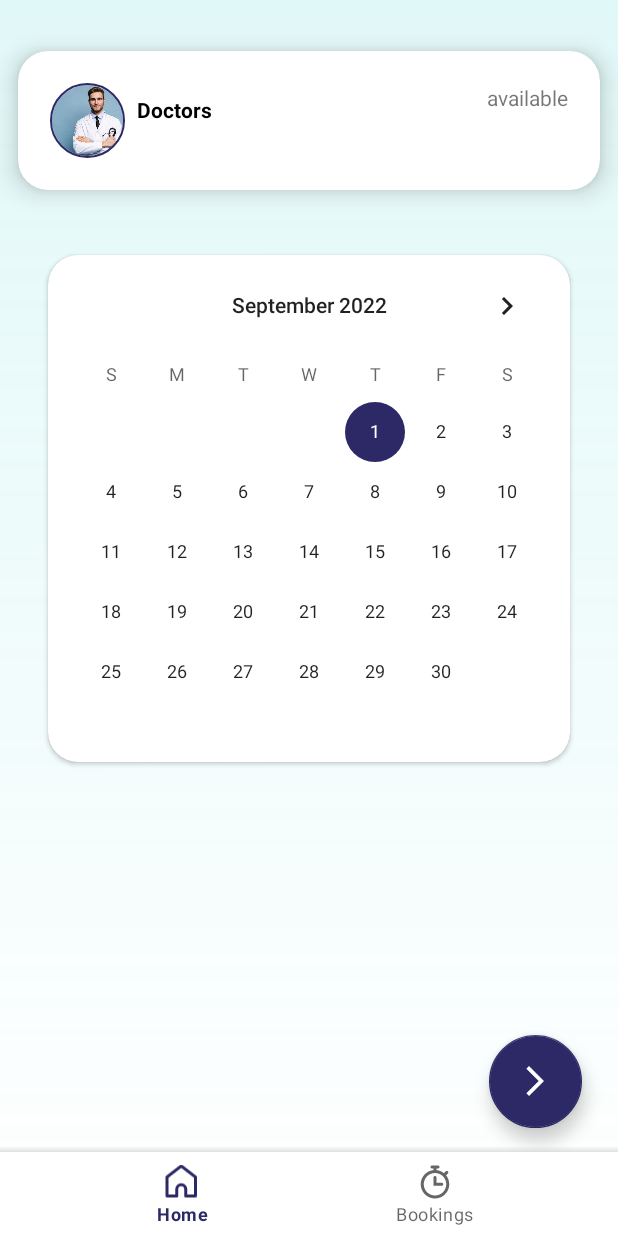
After one commit to bavllymagid/Animal_APP, an Android app: the BookAppointmentFragment screen opened through its navigation route, on a phone screen of 412 x 824 dp. The commit adds this screen. Run offline under Robolectric (Android 15) with nearby library versions, the phone set to English and light mode, and no system bars; our stand-ins replace CircleImageView, Dagger/Hilt's generated code.

Commit message:
added book appointment function and screen

```diff
--- a/app/src/main/java/com/evapharma/animalhealth/applicationflow/data/remote/RemoteDataSource.java
+++ /dev/null
@@ -1,4 +0,0 @@
-package com.evapharma.animalhealth.applicationflow.data.remote;
-
-public interface RemoteDataSource {
-}
--- /dev/null
+++ b/app/src/main/java/com/evapharma/animalhealth/applicationflow/presentation/ui/fragments/BookAppointmentFragment.kt
@@ -0,0 +1,61 @@
+package com.evapharma.animalhealth.applicationflow.presentation.ui.fragments
+
+import android.os.Bundle
+import android.view.LayoutInflater
+import android.view.View
+import android.view.ViewGroup
+import android.widget.Adapter
+import android.widget.ArrayAdapter
+import androidx.activity.OnBackPressedCallback
+import androidx.fragment.app.Fragment
+import androidx.recyclerview.widget.RecyclerView
+import com.evapharma.animalhealth.R
+import com.evapharma.animalhealth.applicationflow.presentation.adapters.TimeAdaptor
+import com.evapharma.animalhealth.databinding.FragmentBookAppointementBinding
+import java.text.FieldPosition
+import java.util.*
+import kotlin.collections.ArrayList
+
+
+class BookAppointmentFragment : Fragment() , TimeAdaptor.OnItemSelected{
+
+    lateinit var binding: FragmentBookAppointementBinding
+    lateinit var adapter: TimeAdaptor
+
+    override fun onCreateView(
+        inflater: LayoutInflater, container: ViewGroup?,
+        savedInstanceState: Bundle?
+    ): View {
+        binding = FragmentBookAppointementBinding.inflate(layoutInflater)
+        binding.timeRc.visibility = View.GONE
+
+        val items = listOf("10:30 AM", "11:00 PM", "12:00 AM", "1:00 PM", "5:00 AM")
+
+        adapter = TimeAdaptor(ArrayList(items) , this)
+
+        binding.nextButton.setOnClickListener{
+            binding.calenderCard.visibility = View.INVISIBLE
+            binding.timeRc.visibility = View.VISIBLE
+        }
+        binding.calendarView.apply {
+            minDate = System.currentTimeMillis()
+        }
+
+        binding.timeRc.adapter = adapter
+
+        activity?.onBackPressedDispatcher?.addCallback(viewLifecycleOwner, object : OnBackPressedCallback(true) {
+            override fun handleOnBackPressed() {
+                binding.calenderCard.visibility = View.VISIBLE
+                binding.timeRc.visibility = View.GONE
+            }
+        })
+
+        return binding.root
+    }
+
+    override fun onTimeSlotSelected(position: Int) {
+
+    }
+
+
+}
--- /dev/null
+++ b/app/src/main/res/layout/fragment_book_appointement.xml
@@ -0,0 +1,117 @@
+<?xml version="1.0" encoding="utf-8"?>
+<androidx.constraintlayout.widget.ConstraintLayout xmlns:android="http://schemas.android.com/apk/res/android"
+    xmlns:app="http://schemas.android.com/apk/res-auto"
+    xmlns:tools="http://schemas.android.com/tools"
+    android:layout_width="match_parent"
+    android:layout_height="match_parent"
+    tools:context=".applicationflow.presentation.ui.fragments.BookAppointmentFragment">
+
+
+    <androidx.cardview.widget.CardView
+        android:id="@+id/time_card"
+        android:layout_width="match_parent"
+        android:layout_height="wrap_content"
+        android:layout_marginTop="16dp"
+        app:cardBackgroundColor="@color/white"
+        app:cardCornerRadius="20dp"
+        app:cardElevation="10dp"
+        app:cardMaxElevation="12dp"
+        app:cardPreventCornerOverlap="false"
+        app:cardUseCompatPadding="true"
+        app:contentPadding="5dp"
+        app:layout_constraintEnd_toEndOf="parent"
+        app:layout_constraintStart_toStartOf="parent"
+        app:layout_constraintTop_toTopOf="parent">
+
+        <androidx.constraintlayout.widget.ConstraintLayout
+            android:layout_width="match_parent"
+            android:layout_height="match_parent">
+
+            <de.hdodenhof.circleimageview.CircleImageView
+                android:id="@+id/profile_image"
+                android:layout_width="50dp"
+                android:layout_height="50dp"
+                android:layout_marginStart="16dp"
+                android:layout_marginTop="16dp"
+                android:layout_marginBottom="16dp"
+                android:src="@drawable/doctor"
+                app:civ_border_color="@color/dark_blue"
+                app:civ_border_width="1dp"
+                app:layout_constraintBottom_toBottomOf="parent"
+                app:layout_constraintStart_toStartOf="parent"
+                app:layout_constraintTop_toTopOf="parent" />
+
+            <TextView
+                android:id="@+id/doctor_name_tv"
+                android:layout_width="wrap_content"
+                android:layout_height="wrap_content"
+                android:layout_marginStart="8dp"
+                android:layout_marginTop="8dp"
+                android:text="@string/doctors"
+                android:textColor="@color/black"
+                android:textSize="14sp"
+                android:textStyle="bold"
+                app:layout_constraintStart_toEndOf="@+id/profile_image"
+                app:layout_constraintTop_toTopOf="@+id/profile_image" />
+
+            <TextView
+                android:id="@+id/time_tv"
+                android:layout_width="wrap_content"
+                android:layout_height="wrap_content"
+                android:layout_marginTop="16dp"
+                android:layout_marginEnd="16dp"
+                android:text="@string/available"
+                app:layout_constraintEnd_toEndOf="parent"
+                app:layout_constraintTop_toTopOf="parent" />
+
+        </androidx.constraintlayout.widget.ConstraintLayout>
+
+
+    </androidx.cardview.widget.CardView>
+
+    <androidx.cardview.widget.CardView
+        android:id="@+id/calender_card"
+        android:layout_width="wrap_content"
+        android:layout_height="wrap_content"
+        android:layout_marginStart="16dp"
+        android:layout_marginTop="16dp"
+        android:layout_marginEnd="16dp"
+        android:elevation="200dp"
+        app:cardCornerRadius="20dp"
+        app:cardUseCompatPadding="true"
+        app:layout_constraintEnd_toEndOf="parent"
+        app:layout_constraintStart_toStartOf="parent"
+        app:layout_constraintTop_toBottomOf="@+id/time_card">
+
+        <CalendarView
+            android:id="@+id/calendarView"
+            android:layout_width="wrap_content"
+            android:layout_height="wrap_content" />
+
+    </androidx.cardview.widget.CardView>
+
+    <androidx.recyclerview.widget.RecyclerView
+        android:id="@+id/time_rc"
+        android:layout_width="0dp"
+        android:layout_height="0dp"
+        app:layout_constraintBottom_toBottomOf="@+id/calender_card"
+        app:layout_constraintEnd_toEndOf="@+id/calender_card"
+        app:layout_constraintStart_toStartOf="@+id/calender_card"
+        app:layout_constraintTop_toTopOf="@+id/calender_card"
+        app:layoutManager="androidx.recyclerview.widget.GridLayoutManager"
+        app:spanCount="3"/>
+
+    <com.google.android.material.floatingactionbutton.FloatingActionButton
+        android:id="@+id/next_button"
+        android:layout_width="wrap_content"
+        android:layout_height="wrap_content"
+        android:layout_marginBottom="16dp"
+        android:contentDescription="@string/next_button"
+        app:fabCustomSize="62dp"
+        app:layout_constraintBottom_toBottomOf="parent"
+        app:layout_constraintEnd_toEndOf="@+id/calender_card"
+        app:srcCompat="@drawable/arrow"
+        app:tint="@color/white" />
+
+
+</androidx.constraintlayout.widget.ConstraintLayout>
--- a/app/src/main/res/navigation/main_app_nav_graph.xml
+++ b/app/src/main/res/navigation/main_app_nav_graph.xml
@@ -23,5 +23,14 @@
         android:id="@+id/bookAppointmentFragment"
         android:name="com.evapharma.animalhealth.applicationflow.presentation.ui.fragments.SelectDoctorFragment"
         android:label="fragment_book_appointement"
-        tools:layout="@layout/fragment_select_doctor" />
+        tools:layout="@layout/fragment_select_doctor" >
+        <action
+            android:id="@+id/action_bookAppointmentFragment_to_bookAppointmentFragment2"
+            app:destination="@id/bookAppointmentFragment2" />
+    </fragment>
+    <fragment
+        android:id="@+id/bookAppointmentFragment2"
+        android:name="com.evapharma.animalhealth.applicationflow.presentation.ui.fragments.BookAppointmentFragment"
+        android:label="fragment_book_appointement"
+        tools:layout="@layout/fragment_book_appointement" />
 </navigation>
--- a/app/src/main/res/values/strings.xml
+++ b/app/src/main/res/values/strings.xml
@@ -11,4 +11,5 @@
     <string name="doctors">Doctors</string>
     <string name="book_an_appointment">Book An Appointment</string>
     <string name="available">available</string>
+    <string name="next_button">next button</string>
 </resources>
--- a/app/src/main/res/values/themes.xml
+++ b/app/src/main/res/values/themes.xml
@@ -6,7 +6,7 @@
         <item name="colorPrimaryVariant">@color/dark_blue</item>
         <item name="colorOnPrimary">@color/white</item>
         <!-- Secondary brand color. -->
-        <item name="colorSecondary">@color/teal_200</item>
+        <item name="colorSecondary">@color/dark_blue</item>
         <item name="colorSecondaryVariant">@color/teal_700</item>
         <item name="colorOnSecondary">@color/dark_blue</item>
         <!-- Status bar color. -->
```
Also changed, not shown: app/src/main/java/com/evapharma/animalhealth/applicationflow/data/remote/DoctorsInterface.kt (added, +30 -0 lines), app/src/main/java/com/evapharma/animalhealth/applicationflow/data/remote/RemoteDataSource.kt (added, +12 -0 lines), app/src/main/java/com/evapharma/animalhealth/applicationflow/data/remote/RemoteDataSourceImpl.kt (+21 -1 lines), app/src/main/java/com/evapharma/animalhealth/applicationflow/di/AppModule.kt (+20 -0 lines), app/src/main/java/com/evapharma/animalhealth/applicationflow/presentation/adapters/TimeAdaptor.kt (added, +46 -0 lines), app/src/main/java/com/evapharma/animalhealth/applicationflow/presentation/ui/fragments/SelectDoctorFragment.kt (+7 -1 lines), app/src/main/res/layout/time_item.xml (added, +44 -0 lines).
